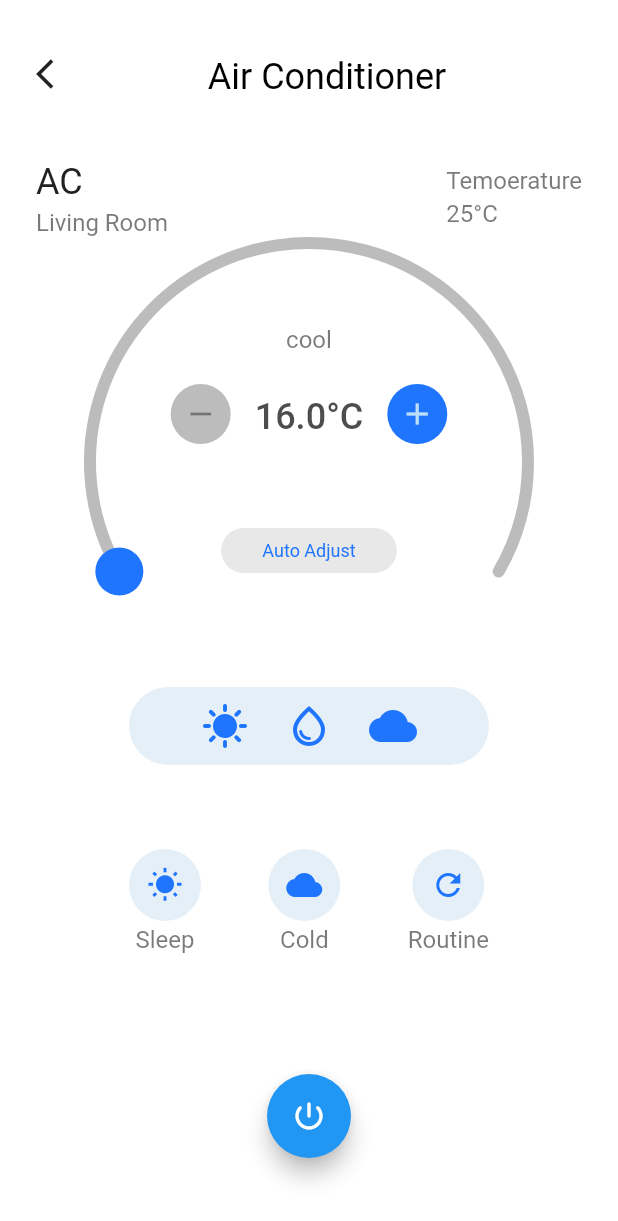
After one commit to Mastersam07/smarty, a Flutter app: the AcScreen screen opened directly with sample values from the repository, on a phone screen of 412 x 824 dp. The commit adds this screen. Shown: the top 1221 px of the screen. Run offline on Flutter 3.47's test engine with Material 2 defaults, Android fonts, the phone set to English and light mode, and no system bars; drawn by our look-alikes of sleek_circular_slider; our stand-ins replace dots_indicator, flutter_native_splash, google_fonts, pin_code_fields; Roboto replaces fonts that are missing (Heebo).

Commit message:
:sparkles: feat: air conditioner view

```diff
--- a/lib/core/navigation/router.dart
+++ b/lib/core/navigation/router.dart
@@ -7,6 +7,7 @@ import 'package:smarty/features/login/presentation/views/login.dart';
 
 import '../../features/app_home.dart';
 import '../../features/devices/domain/models/devices.dart';
+import '../../features/devices/presentation/views/ac.dart';
 import '../../features/devices/presentation/views/light.dart';
 import '../../features/register/presentation/views/otp_screen.dart';
 import '../../features/register/presentation/views/register.dart';
@@ -51,6 +52,12 @@ abstract class AppRouter {
           view: LightScreen(device: settings.arguments as Device),
         );
 
+      case acRoute:
+        return getPageRoute(
+          settings: settings,
+          view: AcScreen(device: settings.arguments as Device),
+        );
+
       default:
         return getPageRoute(
           settings: settings,
--- /dev/null
+++ b/lib/features/devices/presentation/views/ac.dart
@@ -0,0 +1,285 @@
+import 'package:flutter/material.dart';
+import 'package:sleek_circular_slider/sleek_circular_slider.dart';
+import 'package:smarty/utils/enums.dart';
+
+import '../../../../core/navigation/navigator.dart';
+import '../../../../res/res.dart';
+import '../../domain/models/devices.dart';
+
+class AcScreen extends StatefulWidget {
+  final Device device;
+  AcScreen({Key? key, required this.device})
+      : assert(device.type == DeviceType.ac),
+        super(key: key);
+
+  @override
+  State<AcScreen> createState() => _AcScreenState();
+}
+
+class _AcScreenState extends State<AcScreen> {
+  double temp = 16.0;
+
+  @override
+  Widget build(BuildContext context) {
+    return Scaffold(
+      body: SingleChildScrollView(
+        child: Padding(
+          padding: const EdgeInsets.symmetric(horizontal: 24),
+          child: Column(
+            crossAxisAlignment: CrossAxisAlignment.start,
+            children: [
+              SizedBox(height: 32 + MediaQuery.of(context).padding.top),
+              Row(
+                children: [
+                  if (AppNavigator.canPop)
+                    GestureDetector(
+                      onTap: () => AppNavigator.pop(),
+                      child: const Icon(Icons.arrow_back_ios),
+                    ),
+                  Expanded(
+                    child: Center(
+                      child: Text(
+                        'Air Conditioner',
+                        style: TextStyles.headline4,
+                      ),
+                    ),
+                  ),
+                ],
+              ),
+              const SizedBox(height: 36),
+              Row(
+                mainAxisAlignment: MainAxisAlignment.spaceBetween,
+                children: [
+                  Column(
+                    crossAxisAlignment: CrossAxisAlignment.start,
+                    children: [
+                      Text(
+                        'AC',
+                        style: TextStyles.headline4
+                            .copyWith(color: SmartyColors.grey),
+                      ),
+                      Text(
+                        widget.device.room,
+                        style: TextStyles.body
+                            .copyWith(color: SmartyColors.grey60),
+                      ),
+                    ],
+                  ),
+                  Column(
+                    crossAxisAlignment: CrossAxisAlignment.start,
+                    children: [
+                      Text(
+                        'Temoerature',
+                        style: TextStyles.body
+                            .copyWith(color: SmartyColors.grey60),
+                      ),
+                      Text(
+                        '25°C',
+                        style: TextStyles.body
+                            .copyWith(color: SmartyColors.grey60),
+                      ),
+                    ],
+                  ),
+                ],
+              ),
+              Center(
+                child: SleekCircularSlider(
+                  min: 16,
+                  max: 31,
+                  initialValue: temp,
+                  appearance: CircularSliderAppearance(
+                    size: 300,
+                    customColors: CustomSliderColors(
+                      progressBarColor: SmartyColors.primary,
+                      trackColor: SmartyColors.grey30,
+                      dotColor: SmartyColors.primary,
+                    ),
+                    customWidths: CustomSliderWidths(
+                      progressBarWidth: 8,
+                      trackWidth: 8,
+                      handlerSize: 16,
+                    ),
+                  ),
+                  onChange: (double value) {
+                    setState(() {
+                      temp = double.parse(value.toStringAsFixed(1));
+                    });
+                  },
+                  onChangeStart: (double startValue) {
+                    // callback providing a starting value (when a pan gesture starts)
+                  },
+                  onChangeEnd: (double endValue) {
+                    // callback providing an ending value (when a pan gesture ends)
+                  },
+                  innerWidget: (double value) {
+                    //This the widget that will show current value
+                    return Padding(
+                      padding: const EdgeInsets.all(8.0),
+                      child: Column(
+                        mainAxisAlignment: MainAxisAlignment.center,
+                        children: [
+                          Text(
+                            "cool",
+                            style: TextStyles.body
+                                .copyWith(color: SmartyColors.grey60),
+                          ),
+                          const SizedBox(height: 20),
+                          Row(
+                            mainAxisAlignment: MainAxisAlignment.center,
+                            children: [
+                              CircleAvatar(
+                                backgroundColor: temp.floor() <= 16
+                                    ? SmartyColors.grey30
+                                    : SmartyColors.primary,
+                                child: IconButton(
+                                  icon: const Icon(Icons.remove),
+                                  onPressed: temp.floor() <= 16
+                                      ? null
+                                      : () {
+                                          setState(() {
+                                            temp--;
+                                          });
+                                        },
+                                ),
+                              ),
+                              const SizedBox(width: 16),
+                              Text(
+                                "${value.toStringAsFixed(1)}°C",
+                                style: TextStyles.headline4.copyWith(
+                                  color: SmartyColors.grey80,
+                                  fontWeight: FontWeight.w500,
+                                ),
+                              ),
+                              const SizedBox(width: 16),
+                              CircleAvatar(
+                                backgroundColor: temp.round() == 31
+                                    ? SmartyColors.grey30
+                                    : SmartyColors.primary,
+                                child: IconButton(
+                                  icon: const Icon(Icons.add),
+                                  onPressed: temp.round() == 31
+                                      ? null
+                                      : () {
+                                          setState(() {
+                                            temp++;
+                                          });
+                                        },
+                                ),
+                              ),
+                            ],
+                          ),
+                          const SizedBox(height: 56),
+                          Container(
+                            padding: const EdgeInsets.symmetric(
+                                horizontal: 27.5, vertical: 6.5),
+                            decoration: BoxDecoration(
+                              color: SmartyColors.grey10,
+                              borderRadius: BorderRadius.circular(100),
+                            ),
+                            child: Text(
+                              "Auto Adjust",
+                              style: TextStyles.subtitle.copyWith(
+                                color: SmartyColors.primary,
+                              ),
+                            ),
+                          ),
+                          const SizedBox(height: 20),
+                        ],
+                      ),
+                    );
+                  },
+                ),
+              ),
+              Padding(
+                padding: const EdgeInsets.symmetric(horizontal: 62),
+                child: Column(
+                  children: [
+                    Container(
+                      padding: const EdgeInsets.symmetric(
+                          horizontal: 48, vertical: 10),
+                      decoration: BoxDecoration(
+                        color: SmartyColors.secondary10,
+                        borderRadius: BorderRadius.circular(100),
+                      ),
+                      child: Row(
+                        mainAxisAlignment: MainAxisAlignment.spaceBetween,
+                        children: [
+                          Icon(Icons.sunny,
+                              color: SmartyColors.primary, size: 32),
+                          Icon(Icons.water_drop_outlined,
+                              color: SmartyColors.primary, size: 32),
+                          Icon(Icons.cloud_rounded,
+                              color: SmartyColors.primary, size: 32),
+                        ],
+                      ),
+                    ),
+                    const SizedBox(height: 56),
+                    Row(
+                      mainAxisAlignment: MainAxisAlignment.spaceBetween,
+                      children: [
+                        Column(
+                          children: [
+                            CircleAvatar(
+                              radius: 24,
+                              backgroundColor: SmartyColors.secondary10,
+                              child: Icon(Icons.wb_sunny,
+                                  color: SmartyColors.primary, size: 24),
+                            ),
+                            Text(
+                              "Sleep",
+                              style: TextStyles.body.copyWith(
+                                color: SmartyColors.grey60,
+                              ),
+                            ),
+                          ],
+                        ),
+                        Column(
+                          children: [
+                            CircleAvatar(
+                              radius: 24,
+                              backgroundColor: SmartyColors.secondary10,
+                              child: Icon(Icons.wb_cloudy,
+                                  color: SmartyColors.primary, size: 24),
+                            ),
+                            Text(
+                              "Cold",
+                              style: TextStyles.body.copyWith(
+                                color: SmartyColors.grey60,
+                              ),
+                            ),
+                          ],
+                        ),
+                        Column(
+                          children: [
+                            CircleAvatar(
+                              radius: 24,
+                              backgroundColor: SmartyColors.secondary10,
+                              child: Icon(Icons.refresh,
+                                  color: SmartyColors.primary, size: 24),
+                            ),
+                            Text(
+                              "Routine",
+                              style: TextStyles.body.copyWith(
+                                color: SmartyColors.grey60,
+                              ),
+                            ),
+                          ],
+                        ),
+                      ],
+                    ),
+                  ],
+                ),
+              ),
+              const SizedBox(height: 80),
+              Center(
+                child: FloatingActionButton(
+                    onPressed: () {},
+                    child: const Icon(Icons.power_settings_new_rounded)),
+              ),
+            ],
+          ),
+        ),
+      ),
+    );
+  }
+}
--- a/lib/res/typography.dart
+++ b/lib/res/typography.dart
@@ -40,7 +40,7 @@ class TextStyles {
 
   static TextStyle subtitle = GoogleFonts.heebo(
     fontSize: 12,
-    fontWeight: FontWeight.w700,
+    fontWeight: FontWeight.w400,
     color: SmartyColors.black,
     height: 1.4,
   );
--- a/pubspec.yaml
+++ b/pubspec.yaml
@@ -36,6 +36,7 @@ dependencies:
   google_fonts: ^3.0.1
   pin_code_fields: ^7.4.0
   pulse_widget: ^0.0.2
+  sleek_circular_slider: ^2.0.1
 
 dev_dependencies:
   flutter_lints: ^1.0.0
```
Also changed, not shown: pubspec.lock.
